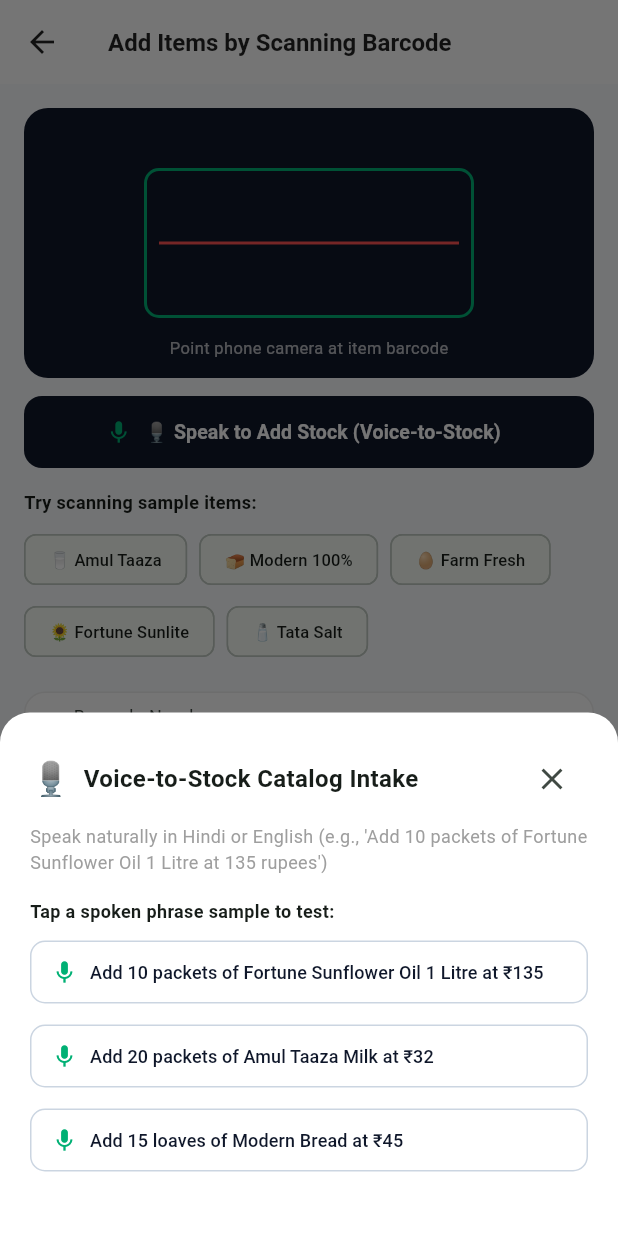
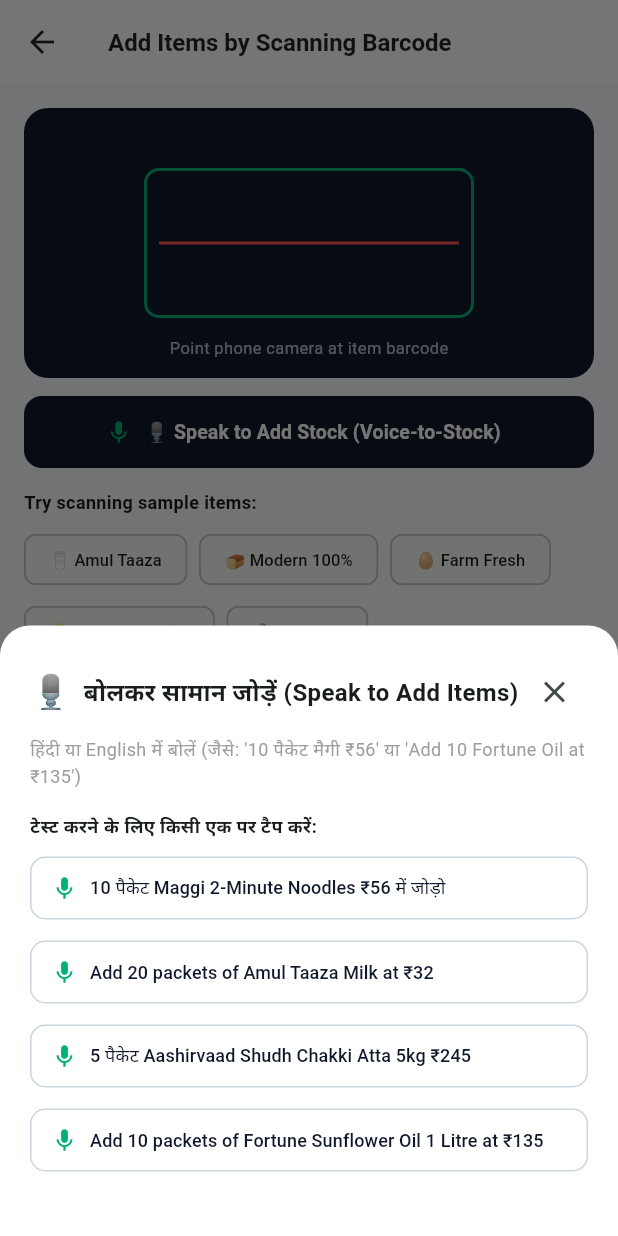
Before and after one commit to atulblahane89/blipt, a Flutter app: the BarcodeIntakeScreen screen opened directly with empty values, after a tap on "🎙️ Speak to Add Stock (Voice-to-Stock)", on a phone screen of 412 x 824 dp. Run offline on Flutter 3.47's test engine with Material 3 defaults, Android fonts, the phone set to English and light mode, and no system bars.

Commit message:
fix(ux): replace technical jargon with natural Indian neighborhood phrasing and authentic FMCG products

```diff
--- a/lib/screens/merchant/barcode_intake_screen.dart
+++ b/lib/screens/merchant/barcode_intake_screen.dart
@@ -109,7 +109,23 @@ class _BarcodeIntakeScreenState extends State<BarcodeIntakeScreen> {
     } catch (_) {}
 
     // Fallback parsing
-    if (phrase.toLowerCase().contains("fortune")) {
+    if (phrase.toLowerCase().contains("maggi")) {
+      setState(() {
+        _titleCtrl.text = "Maggi 2-Minute Masala Instant Noodles";
+        _priceCtrl.text = "56";
+        _qtyCtrl.text = "10";
+        selectedCategory = "Instant Food";
+        _barcodeCtrl.text = "8901058852219";
+      });
+    } else if (phrase.toLowerCase().contains("atta") || phrase.toLowerCase().contains("aashirvaad")) {
+      setState(() {
+        _titleCtrl.text = "Aashirvaad Shudh Chakki Atta (5kg)";
+        _priceCtrl.text = "245";
+        _qtyCtrl.text = "5";
+        selectedCategory = "Oils & Staples";
+        _barcodeCtrl.text = "8901030383830";
+      });
+    } else if (phrase.toLowerCase().contains("fortune")) {
       setState(() {
         _titleCtrl.text = "Fortune Sunlite Refined Sunflower Oil";
         _priceCtrl.text = "135";
@@ -117,7 +133,7 @@ class _BarcodeIntakeScreenState extends State<BarcodeIntakeScreen> {
         selectedCategory = "Oils & Staples";
         _barcodeCtrl.text = "8901058852219";
       });
-    } else if (phrase.toLowerCase().contains("milk")) {
+    } else if (phrase.toLowerCase().contains("milk") || phrase.toLowerCase().contains("amul")) {
       setState(() {
         _titleCtrl.text = "Amul Taaza Homogenised Toned Milk";
         _priceCtrl.text = "32";
@@ -147,7 +163,7 @@ class _BarcodeIntakeScreenState extends State<BarcodeIntakeScreen> {
                     children: [
                       Text("🎙️", style: TextStyle(fontSize: 22)),
                       SizedBox(width: 8),
-                      Text("Voice-to-Stock Catalog Intake", style: TextStyle(fontSize: 16, fontWeight: FontWeight.bold)),
+                      Text("बोलकर सामान जोड़ें (Speak to Add Items)", style: TextStyle(fontSize: 16, fontWeight: FontWeight.bold)),
                     ],
                   ),
                   IconButton(icon: const Icon(Icons.close), onPressed: () => Navigator.pop(ctx)),
@@ -155,15 +171,16 @@ class _BarcodeIntakeScreenState extends State<BarcodeIntakeScreen> {
               ),
               const SizedBox(height: 6),
               const Text(
-                "Speak naturally in Hindi or English (e.g., 'Add 10 packets of Fortune Sunflower Oil 1 Litre at 135 rupees')",
+                "हिंदी या English में बोलें (जैसे: '10 पैकेट मैगी ₹56' या 'Add 10 Fortune Oil at ₹135')",
                 style: TextStyle(fontSize: 12, color: Colors.grey),
               ),
               const SizedBox(height: 16),
-              const Text("Tap a spoken phrase sample to test:", style: TextStyle(fontSize: 12, fontWeight: FontWeight.bold)),
+              const Text("टेस्ट करने के लिए किसी एक पर टैप करें:", style: TextStyle(fontSize: 12, fontWeight: FontWeight.bold)),
               const SizedBox(height: 8),
+              _buildVoiceChip(ctx, "10 पैकेट Maggi 2-Minute Noodles ₹56 में जोड़ो"),
+              _buildVoiceChip(ctx, "Add 20 packets of Amul Taaza Milk at ₹32"),
+              _buildVoiceChip(ctx, "5 पैकेट Aashirvaad Shudh Chakki Atta 5kg ₹245"),
               _buildVoiceChip(ctx, "Add 10 packets of Fortune Sunflower Oil 1 Litre at ₹135"),
-              _buildVoiceChip(ctx, "Add 20 packets of Amul Taaza Milk at ₹32"),
-              _buildVoiceChip(ctx, "Add 15 loaves of Modern Bread at ₹45"),
               const SizedBox(height: 12),
             ],
           ),
```
Also changed, not shown: lib/screens/merchant/merchant_hub_screen.dart (+59 -47 lines), 4 other files.
